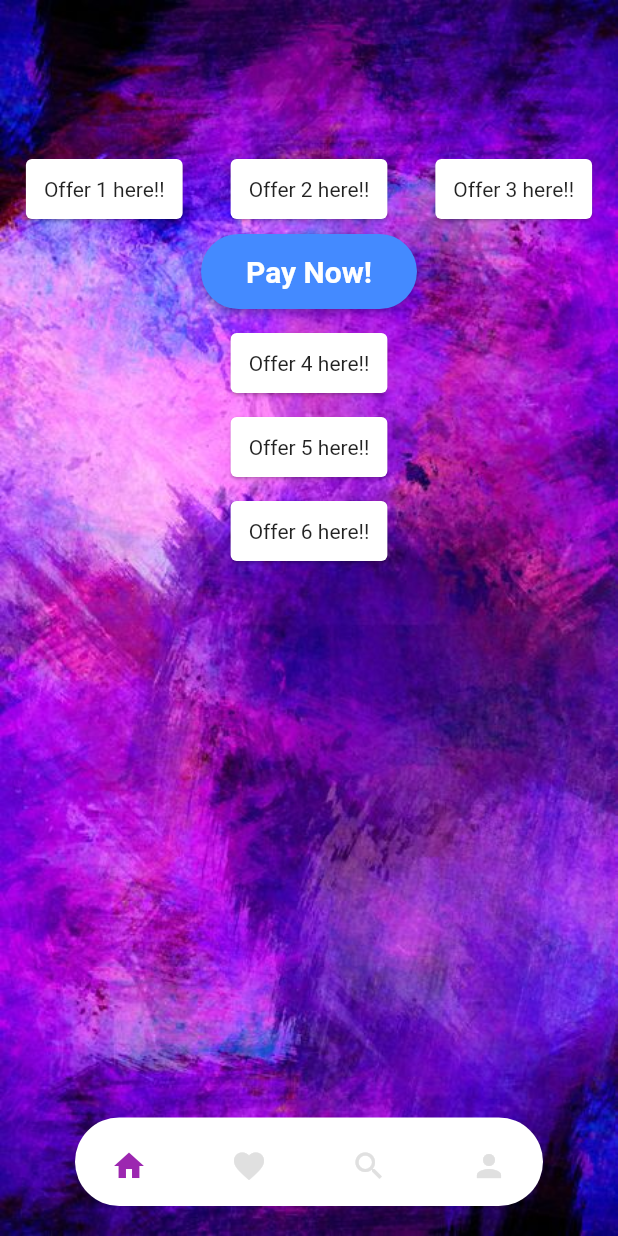
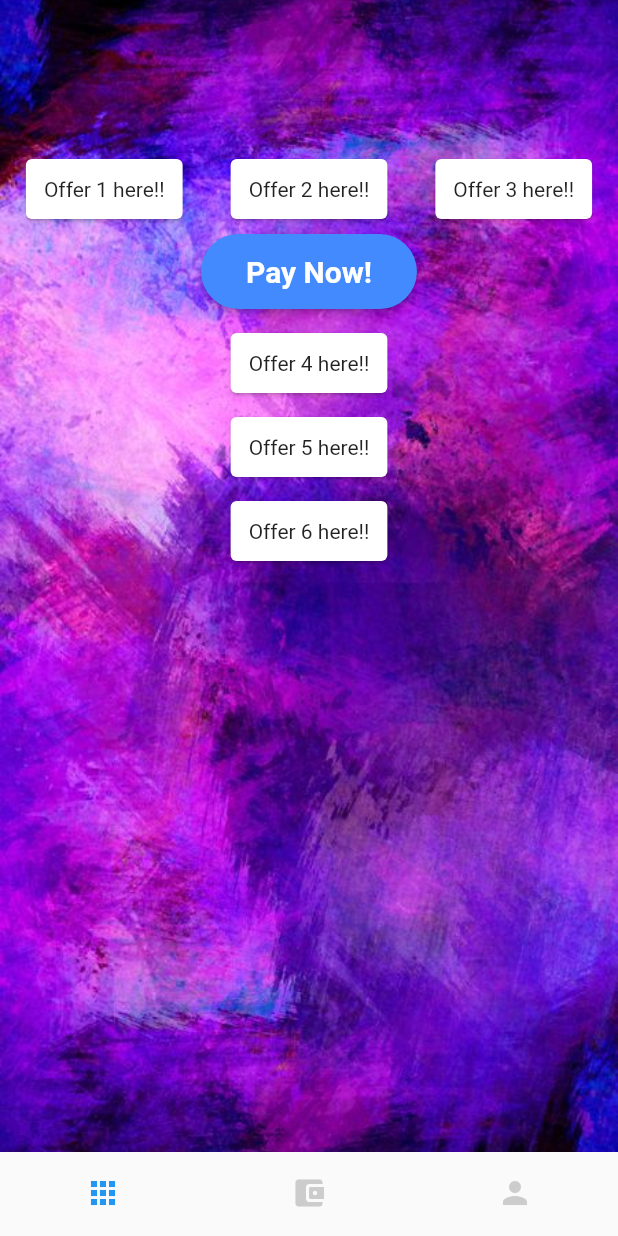
Before and after one commit to abhidhadke/rewards_app, a Flutter app: the screen it shows after launch, on a phone screen of 412 x 824 dp. Run offline on Flutter 3.47's test engine with Material 2 defaults, Android fonts, the phone set to English and light mode, and no system bars; drawn by our look-alikes of dot_navigation_bar; our stand-ins replace flutter_spinkit; missing offline and left inert: external_app_launcher.

Commit message:
created bottom navigation bar

```diff
--- a/lib/main.dart
+++ b/lib/main.dart
@@ -1,5 +1,5 @@
 import 'package:flutter/material.dart';
-import 'package:rewards/pages/home.dart';
+import 'package:rewards/pages/navigation.dart';
 import 'package:flutter_spinkit/flutter_spinkit.dart';
 
 void main() {
@@ -7,7 +7,7 @@ void main() {
     initialRoute: '/',
     routes: {
       '/': (context) => Main(),
-      '/home' : (context) => Home(),
+      '/navigation' : (context) => Navigation(),
     }
   ));
 }
@@ -24,7 +24,7 @@ class _MainState extends State<Main>  {
 
   void Homepage() async {
     Future.delayed(Duration(milliseconds: 1500), () {
-      Navigator.pushReplacementNamed(context, '/home');
+      Navigator.pushReplacementNamed(context, '/navigation');
     });
   }
 
--- a/lib/pages/home.dart
+++ b/lib/pages/home.dart
@@ -1,8 +1,7 @@
 import 'package:flutter/material.dart';
 import 'package:external_app_launcher/external_app_launcher.dart';
-import 'package:dot_navigation_bar/dot_navigation_bar.dart';
 
-enum _SelectedTab { home, favorite, search, person }
+
 
 class Home extends StatefulWidget {
   const Home({Key? key}) : super(key: key);
@@ -13,12 +12,7 @@ class Home extends StatefulWidget {
 
 class _HomeState extends State<Home> {
 
-  var _selectedTab = _SelectedTab.home;
-  void _handleIndexChanged(int i) {
-    setState(() {
-      _selectedTab = _SelectedTab.values[i];
-    });
-  }
+
 
   @override
   Widget build(BuildContext context) {
@@ -28,41 +22,6 @@ class _HomeState extends State<Home> {
               image: AssetImage('assets/bgimage.png'), fit: BoxFit.cover,)),
         child: Scaffold(
           backgroundColor: Colors.transparent,
-          bottomNavigationBar: DotNavigationBar(
-            margin: EdgeInsets.only(left: 10, right: 10),
-            currentIndex: _SelectedTab.values.indexOf(_selectedTab),
-            dotIndicatorColor: Colors.white,
-            unselectedItemColor: Colors.grey[300],
-            onTap: _handleIndexChanged,
-
-            items: [
-          /// Home
-          DotNavigationBarItem(
-          icon: Icon(Icons.home),
-          selectedColor: Colors.purple,
-        ),
-
-      /// Likes
-      DotNavigationBarItem(
-        icon: Icon(Icons.favorite),
-        selectedColor: Colors.pink,
-      ),
-
-      /// Search
-      DotNavigationBarItem(
-        icon: Icon(Icons.search),
-        selectedColor: Colors.orange,
-      ),
-
-      /// Profile
-      DotNavigationBarItem(
-        icon: Icon(Icons.person),
-        selectedColor: Colors.teal,
-      ),
-
-      ],
-          ),
-
           body: SafeArea(
               child: SingleChildScrollView(
                 child: Column(
@@ -146,9 +105,10 @@ class _HomeState extends State<Home> {
               ),
 
             ),
+        ),
 
 
-        )
+
 
 
     );
--- /dev/null
+++ b/lib/pages/navigation.dart
@@ -0,0 +1,58 @@
+import 'package:flutter/material.dart';
+import 'package:rewards/pages/profile.dart';
+import 'package:rewards/pages/wallet.dart';
+import 'package:rewards/pages/home.dart';
+
+class Navigation extends StatefulWidget {
+  const Navigation({Key? key}) : super(key: key);
+
+  @override
+  State<Navigation> createState() => _NavigationState();
+}
+
+class _NavigationState extends State<Navigation> {
+
+  List pages = [
+    Home(),
+    Wallet(),
+    Profile(),
+  ];
+
+  int currentIndex = 0;
+  void onTap (int index) {
+    setState(() {
+      currentIndex = index;
+    });
+  }
+
+  @override
+  Widget build(BuildContext context) {
+    return Stack(
+      children: [Container(
+        decoration: const BoxDecoration(
+            image: DecorationImage(
+              image: AssetImage('assets/bgimage.png'), fit: BoxFit.cover,)),),
+        Scaffold(
+        body: pages[currentIndex],
+        bottomNavigationBar: BottomNavigationBar(
+          unselectedFontSize: 0,
+          selectedFontSize: 0,
+          onTap: onTap,
+          currentIndex: currentIndex,
+          selectedItemColor: Colors.blue,
+          unselectedItemColor: Colors.grey.withOpacity(0.5),
+          showSelectedLabels: false,
+          showUnselectedLabels: false,
+          elevation: 0,
+          backgroundColor: Colors.transparent,
+          items: [
+            BottomNavigationBarItem(label: 'Home', icon: Icon(Icons.apps_rounded)),
+            BottomNavigationBarItem(label: 'Wallet', icon: Icon(Icons.account_balance_wallet_rounded)),
+            BottomNavigationBarItem(label: 'Profile', icon: Icon(Icons.person))
+          ],
+        ),
+      )]
+      );
+
+  }
+}
```
Also changed, not shown: lib/pages/profile.dart (added, +18 -0 lines), lib/pages/wallet.dart (added, +17 -0 lines), 1 other file. Lines whose indentation alone changed are shown as unchanged.
